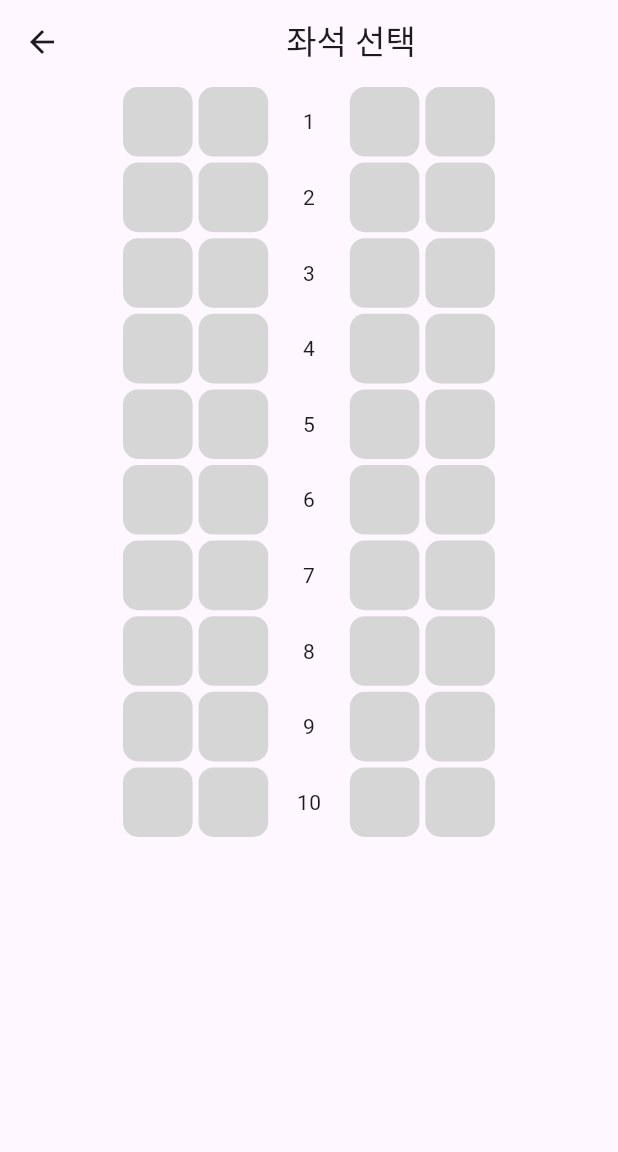
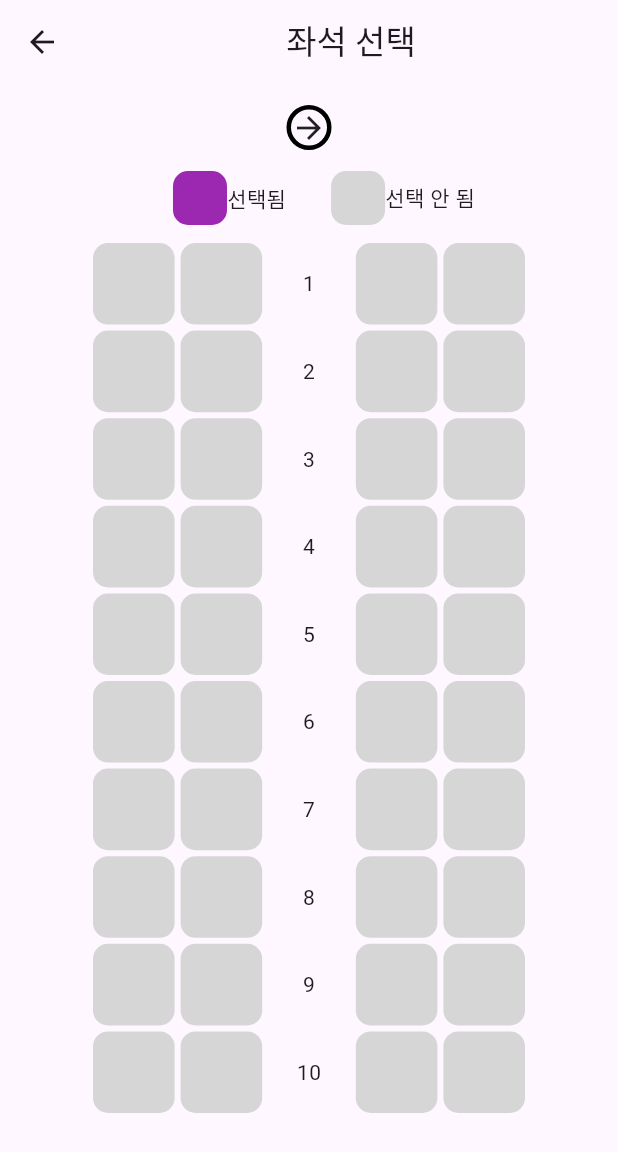
Before and after one commit to Anne9602/flutter_train_app, a Flutter app: the screen it shows after launch, after a tap on "좌석 선택", on a phone screen of 412 x 824 dp. Shown: the top 1152 px of the screen. Run offline on Flutter 3.47's test engine with Material 3 defaults, Android fonts, the phone set to English and light mode, and no system bars.

Commit message:
configured seat

```diff
--- a/lib/pages/home/home_page.dart
+++ b/lib/pages/home/home_page.dart
@@ -10,6 +10,7 @@ class HomePage extends StatefulWidget {
 }
 
 class _HomePageState extends State<HomePage> {
+  //home page - choice box - seat choice button 용 변수
   String? departureStation;
   String? arrivalStation;
 
--- a/lib/pages/seat_page/seat_page.dart
+++ b/lib/pages/seat_page/seat_page.dart
@@ -1,7 +1,17 @@
 import 'package:flutter/material.dart';
 
-class SeatPage extends StatelessWidget {
+//좌석 선택 페이지
+
+class SeatPage extends StatefulWidget {
   SeatPage({super.key});
+
+  @override
+  State<SeatPage> createState() => _SeatPageState();
+}
+
+class _SeatPageState extends State<SeatPage> {
+  int? selectedRow;
+  String? selectedCol;
 
   @override
   Widget build(BuildContext context) {
@@ -9,11 +19,72 @@ class SeatPage extends StatelessWidget {
         ModalRoute.of(context)!.settings.arguments as Map<String, String>;
     String departure = args['departureStation'] ?? '';
     String arrival = args['arrivalStation'] ?? '';
+
     return Scaffold(
       appBar: AppBar(title: Center(child: Text('좌석 선택'))),
       body: Padding(
-        padding: const EdgeInsets.symmetric(horizontal: 80),
+        padding: const EdgeInsets.symmetric(horizontal: 60),
         child: Column(
+          children: [
+            SizedBox(height: 10),
+            //출발역 -> 도착역 표시
+            departureToArrival(departure: departure, arrival: arrival),
+            SizedBox(height: 10),
+            //선택됨 및 선택 안 됨 표시
+            lable(),
+            SizedBox(height: 10),
+            //좌석 선택
+            col(),
+          ],
+        ),
+      ),
+    );
+  }
+
+  //선택됨 및 선택 안 됨 표시
+  Row lable() {
+    return Row(
+      mainAxisAlignment: MainAxisAlignment.center,
+      children: [
+        //선택됨
+        Row(
+          children: [
+            SizedBox(width: 20),
+            Container(
+              height: 36,
+              width: 36,
+              decoration: BoxDecoration(
+                //클릭한 row,col의 도형 색칠하기
+                color: Colors.purple,
+                borderRadius: BorderRadius.circular(10),
+              ),
+            ),
+            Text('선택됨'),
+          ],
+        ),
+        SizedBox(width: 30),
+        //선택 안 됨
+        Row(
+          children: [
+            Container(
+              height: 36,
+              width: 36,
+              decoration: BoxDecoration(
+                //클릭한 row,col의 도형 색칠하기
+                color: Colors.grey[350],
+                borderRadius: BorderRadius.circular(10),
+              ),
+            ),
+            Text('선택 안 됨'),
+          ],
+        ),
+      ],
+    );
+  }
+
+  //열 넘버 부여
+  Column col() {
+    return Column(
       children: [
         row(1),
         row(2),
@@ -26,11 +97,10 @@ class SeatPage extends StatelessWidget {
         row(9),
         row(10),
       ],
-        ),
-      ),
     );
   }
 
+  //행 넘버 부여
   Row row(int row) {
     return Row(
       children: [
@@ -43,25 +113,7 @@ class SeatPage extends StatelessWidget {
     );
   }
 
-  Expanded seat(int row, String col) {
-    return Expanded(
-      child: AspectRatio(
-        aspectRatio: 1,
-        child: Padding(
-          padding: const EdgeInsets.all(2),
-          child: Container(
-            height: 36,
-            width: 36,
-            decoration: BoxDecoration(
-              color: Colors.grey[350],
-              borderRadius: BorderRadius.circular(10),
-            ),
-          ),
-        ),
-      ),
-    );
-  }
-
+  //좌석 넘버 부여
   Expanded number(String num) {
     return Expanded(
       child: AspectRatio(
@@ -73,4 +125,92 @@ class SeatPage extends StatelessWidget {
       ),
     );
   }
+
+  //좌석 그리기
+  Expanded seat(int row, String col) {
+    return Expanded(
+      child: AspectRatio(
+        aspectRatio: 1,
+        child: Padding(
+          padding: const EdgeInsets.all(2),
+          child: GestureDetector(
+            onTap: () {
+              setState(() {
+                selectedRow = row;
+                selectedCol = col;
+              });
+            },
+            child: Container(
+              height: 36,
+              width: 36,
+              decoration: BoxDecoration(
+                //클릭한 row,col의 도형 색칠하기
+                color:
+                    selectedRow == row && selectedCol == col
+                        ? Colors.purple
+                        : Colors.grey[350],
+                borderRadius: BorderRadius.circular(10),
+              ),
+            ),
+          ),
+        ),
+      ),
+    );
   }
+}
+
+//출발역 -> 도착역 위젯
+class departureToArrival extends StatelessWidget {
+  const departureToArrival({
+    super.key,
+    required this.departure,
+    required this.arrival,
+  });
+
+  final String departure;
+  final String arrival;
+
+  @override
+  Widget build(BuildContext context) {
+    return Row(
+      children: [
+        Expanded(
+          child: Center(
+            child: Text(
+              departure,
+              style: TextStyle(
+                fontSize: 26,
+                color: Colors.purple,
+                fontWeight: FontWeight.bold,
+              ),
+            ),
+          ),
+        ),
+        Expanded(
+          child: Container(
+            width: 30,
+            height: 30,
+            decoration: BoxDecoration(
+              shape: BoxShape.circle,
+              border: Border.all(color: Colors.black, width: 3),
+            ),
+            child: Icon(Icons.arrow_forward),
+          ),
+        ),
+
+        Expanded(
+          child: Center(
+            child: Text(
+              arrival,
+              style: TextStyle(
+                fontSize: 26,
+                color: Colors.purple,
+                fontWeight: FontWeight.bold,
+              ),
+            ),
+          ),
+        ),
+      ],
+    );
+  }
+}
--- a/lib/pages/station_list/station_list_page.dart
+++ b/lib/pages/station_list/station_list_page.dart
@@ -1,6 +1,7 @@
 import 'package:flutter/material.dart';
 
 //출발역과 도착역 선택 페이지
+
 class StationListPage extends StatelessWidget {
   StationListPage({super.key});
   final List<String> stations = [
```
Also changed, not shown: lib/pages/seat_page/widgets/seatChoice.dart (added). Lines whose indentation alone changed are shown as unchanged.
